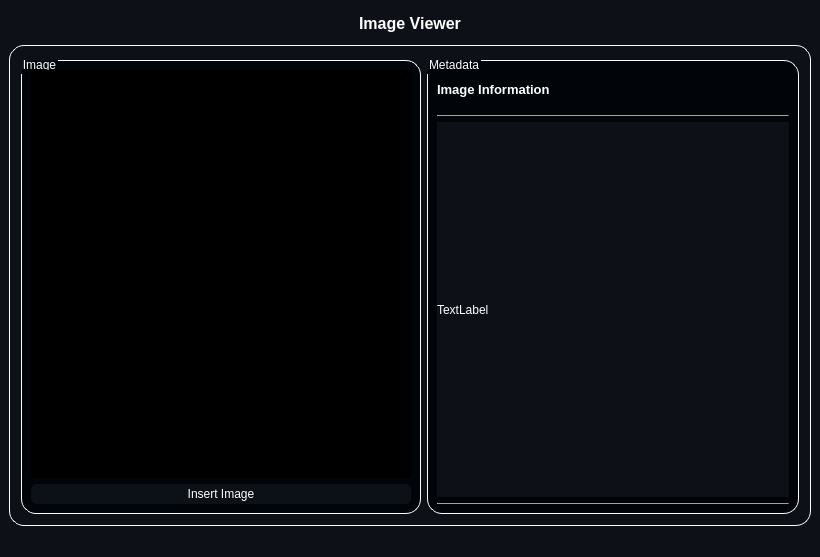
Qt form resources/MainWindow.ui (mo-gaafar/image-processing-toolbox) before a commit.
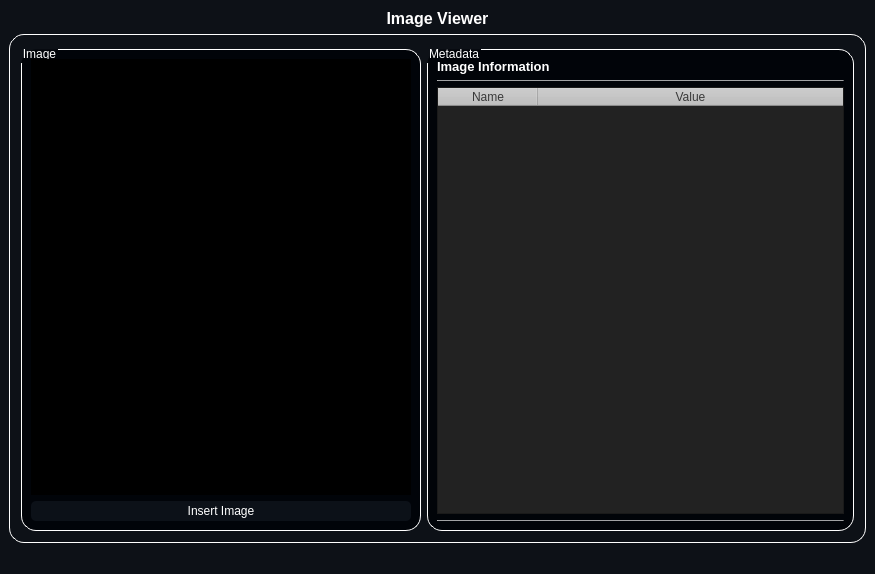
The same form after that commit. Icons and pictures are not drawn.

Commit message: add table functionality

Patch:
```diff
--- a/resources/MainWindow.ui
+++ b/resources/MainWindow.ui
@@ -6,8 +6,8 @@
    <rect>
     <x>0</x>
     <y>0</y>
-    <width>820</width>
-    <height>557</height>
+    <width>875</width>
+    <height>574</height>
    </rect>
   </property>
   <property name="windowTitle">
@@ -224,10 +224,85 @@
               <item row="2" column="0">
                <layout class="QHBoxLayout" name="horizontalLayout_6">
                 <item>
-                 <widget class="QLabel" name="metadata_widget">
-                  <property name="text">
-                   <string>TextLabel</string>
+                 <widget class="QTableWidget" name="metadata_tablewidget">
+                  <property name="sizePolicy">
+                   <sizepolicy hsizetype="Expanding" vsizetype="Expanding">
+                    <horstretch>0</horstretch>
+                    <verstretch>0</verstretch>
+                   </sizepolicy>
                   </property>
+                  <property name="autoFillBackground">
+                   <bool>true</bool>
+                  </property>
+                  <property name="styleSheet">
+                   <string notr="true">QTableView {
+	color: rgb(163, 162, 165);
+	background-color: rgb(34, 34, 34);
+	alternate-background-color: rgb(56, 56, 56);
+}
+QHeaderView{
+	color: rgb(57, 57, 57);
+	font: 87 8pt &quot;Arial Black&quot;;
+	background-color: rgb(194, 194, 194);
+
+}
+QHeaderView::horizontalHeader{
+rgb(163, 162, 165);
+}
+</string>
+                  </property>
+                  <property name="frameShadow">
+                   <enum>QFrame::Sunken</enum>
+                  </property>
+                  <property name="sizeAdjustPolicy">
+                   <enum>QAbstractScrollArea::AdjustToContents</enum>
+                  </property>
+                  <property name="alternatingRowColors">
+                   <bool>true</bool>
+                  </property>
+                  <property name="gridStyle">
+                   <enum>Qt::SolidLine</enum>
+                  </property>
+                  <property name="sortingEnabled">
+                   <bool>true</bool>
+                  </property>
+                  <attribute name="horizontalHeaderVisible">
+                   <bool>true</bool>
+                  </attribute>
+                  <attribute name="horizontalHeaderCascadingSectionResizes">
+                   <bool>true</bool>
+                  </attribute>
+                  <attribute name="horizontalHeaderDefaultSectionSize">
+                   <number>100</number>
+                  </attribute>
+                  <attribute name="horizontalHeaderHighlightSections">
+                   <bool>true</bool>
+                  </attribute>
+                  <attribute name="horizontalHeaderMinimumSectionSize">
+                   <number>39</number>
+                  </attribute>
+                  <attribute name="horizontalHeaderShowSortIndicator" stdset="0">
+                   <bool>false</bool>
+                  </attribute>
+                  <attribute name="horizontalHeaderStretchLastSection">
+                   <bool>true</bool>
+                  </attribute>
+                  <attribute name="verticalHeaderShowSortIndicator" stdset="0">
+                   <bool>false</bool>
+                  </attribute>
+                  <attribute name="verticalHeaderStretchLastSection">
+                   <bool>false</bool>
+                  </attribute>
+                  <column>
+                   <property name="text">
+                    <string>Name</string>
+                   </property>
+                  </column>
+                  <column>
+                   <property name="text">
+                    <string>Value</string>
+                   </property>
+                  </column>
                  </widget>
                 </item>
                </layout>
```
Left out of the diff: 2 changed lines with no effect on the pictures. The commit also changes 3 other files.
